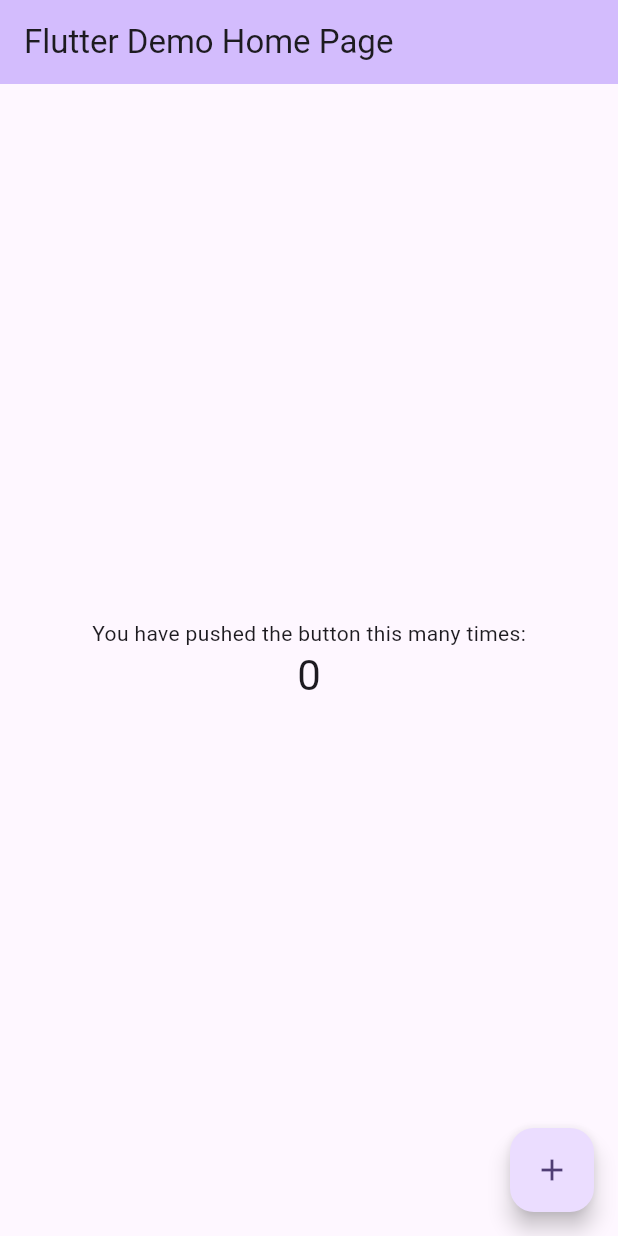
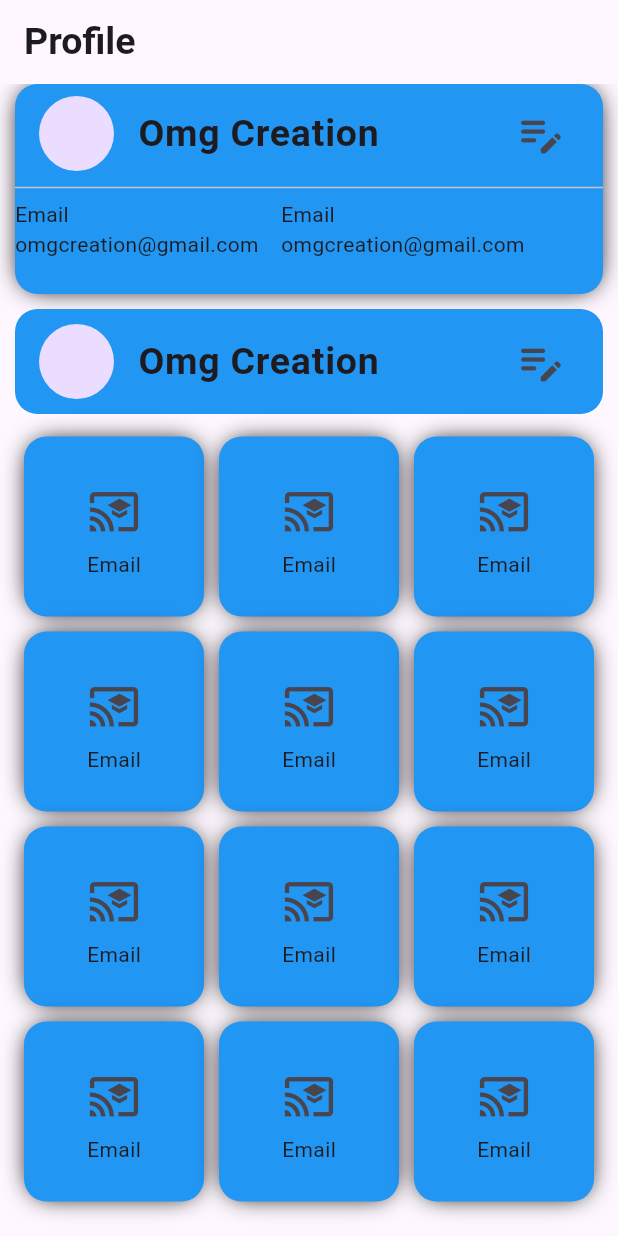
Before and after one commit to OmBharsakle/Resume-Builder-App, a Flutter app: the screen it shows after launch, on a phone screen of 412 x 824 dp. Run offline on Flutter 3.47's test engine with Material 3 defaults, Android fonts, the phone set to English and light mode, and no system bars.

Commit message:
19-05-2024

```diff
--- a/lib/main.dart
+++ b/lib/main.dart
@@ -1,125 +1,134 @@
 import 'package:flutter/material.dart';
 
 void main() {
-  runApp(const MyApp());
+  runApp(const Resume_Builder_App());
 }
 
-class MyApp extends StatelessWidget {
-  const MyApp({super.key});
+class Resume_Builder_App extends StatefulWidget {
+  const Resume_Builder_App({super.key});
 
-  // This widget is the root of your application.
+  @override
+  State<Resume_Builder_App> createState() => _Resume_Builder_AppState();
+}
+
+class _Resume_Builder_AppState extends State<Resume_Builder_App> {
   @override
   Widget build(BuildContext context) {
     return MaterialApp(
-      title: 'Flutter Demo',
-      theme: ThemeData(
-        // This is the theme of your application.
-        //
-        // TRY THIS: Try running your application with "flutter run". You'll see
-        // the application has a purple toolbar. Then, without quitting the app,
-        // try changing the seedColor in the colorScheme below to Colors.green
-        // and then invoke "hot reload" (save your changes or press the "hot
-        // reload" button in a Flutter-supported IDE, or press "r" if you used
-        // the command line to start the app).
-        //
-        // Notice that the counter didn't reset back to zero; the application
-        // state is not lost during the reload. To reset the state, use hot
-        // restart instead.
-        //
-        // This works for code too, not just values: Most code changes can be
-        // tested with just a hot reload.
-        colorScheme: ColorScheme.fromSeed(seedColor: Colors.deepPurple),
-        useMaterial3: true,
+      debugShowCheckedModeBanner: false,
+      home: Scaffold(
+        appBar: AppBar(
+          title: Text('Profile',style: TextStyle(fontWeight: FontWeight.w600,fontSize: 25),),
+        ),
+        body: Padding(
+          padding: const EdgeInsets.symmetric(horizontal: 10.0),
+          child: Column(
+            children: [
+              Container(
+                width: double.infinity,
+                height: 140,
+                decoration: BoxDecoration(
+                  boxShadow: [
+                    BoxShadow(
+                      color: Color(0xFF000000).withOpacity(1),
+                      offset: Offset(0, 0),
+                      blurRadius: 13,
+                      spreadRadius: -3,
+                    ),
+                  ],
+                  borderRadius: BorderRadius.circular(15),
+                  color: Colors.blue,
+                ),
+                child: Column(
+                  // mainAxisAlignment: MainAxisAlignment.start,
+                  // crossAxisAlignment: CrossAxisAlignment.start,
+                  children: [
+                    SizedBox(height: 5,),
+                    ListTile(
+                      leading: CircleAvatar(
+                        radius: 25,
+                      ),
+                      title: Text('Omg Creation',style: TextStyle(fontWeight: FontWeight.w600,fontSize: 25),),
+                      trailing: Icon(Icons.edit_note_rounded,size: 35,),
+                    ),
+                    Divider(),
+                    Row(
+                      children: [
+                        Column(
+                          crossAxisAlignment: CrossAxisAlignment.start,
+                          children: [
+                            Text('Email'),
+                            Text('omgcreation@gmail.com'),
+                          ],
+                        ),
+                        SizedBox(width: 15,),
+                        Column(
+                          crossAxisAlignment: CrossAxisAlignment.start,
+                          children: [
+                            Text('Email'),
+                            Text('omgcreation@gmail.com'),
+                          ],
+                        ),
+                      ],
+                    )
+                  ],
+                ),
+              ),
+              SizedBox(height: 10,),
+              Container(
+                width: double.infinity,
+                height: 70,
+                decoration: BoxDecoration(
+                  borderRadius: BorderRadius.circular(15),
+                  color: Colors.blue,
+                ),
+                alignment: Alignment.center,
+                child: ListTile(
+                  leading: CircleAvatar(
+                    radius: 25,
+                  ),
+                  title: Text('Omg Creation',style: TextStyle(fontWeight: FontWeight.w600,fontSize: 25),),
+                  trailing: Icon(Icons.edit_note_rounded,size: 35,),
+                ),
+              ),
+              SizedBox(height: 10,),
+              Wrap(
+                children: [
+                  ...List.generate(12, (index) => Container(
+                    margin: EdgeInsets.all(5),
+                    width: 120,
+                    height: 120,
+                    decoration: BoxDecoration(
+                      borderRadius: BorderRadius.circular(15),
+                      color: Colors.blue,
+                      boxShadow: [
+                        BoxShadow(
+                          color: Color(0xFF000000).withOpacity(1),
+                          offset: Offset(0, 0),
+                          blurRadius: 13,
+                          spreadRadius: -3,
+                        ),
+                      ]
+                    ),
+                    child: Column(
+                      mainAxisAlignment: MainAxisAlignment.center,
+                      children: [
+                        IconButton(
+                          onPressed: () {
+
+                          },
+                          icon: Icon(Icons.cast_for_education,size: 35,),
+                        ),
+                        Text('Email'),
+                      ],
+                    ),
+                  ),),
+                ],
+              )
+            ],
+          ),
+        ),
       ),
-      home: const MyHomePage(title: 'Flutter Demo Home Page'),
     );
   }
 }
-
-class MyHomePage extends StatefulWidget {
-  const MyHomePage({super.key, required this.title});
-
-  // This widget is the home page of your application. It is stateful, meaning
-  // that it has a State object (defined below) that contains fields that affect
-  // how it looks.
-
-  // This class is the configuration for the state. It holds the values (in this
-  // case the title) provided by the parent (in this case the App widget) and
-  // used by the build method of the State. Fields in a Widget subclass are
-  // always marked "final".
-
-  final String title;
-
-  @override
-  State<MyHomePage> createState() => _MyHomePageState();
-}
-
-class _MyHomePageState extends State<MyHomePage> {
-  int _counter = 0;
-
-  void _incrementCounter() {
-    setState(() {
-      // This call to setState tells the Flutter framework that something has
-      // changed in this State, which causes it to rerun the build method below
-      // so that the display can reflect the updated values. If we changed
-      // _counter without calling setState(), then the build method would not be
-      // called again, and so nothing would appear to happen.
-      _counter++;
-    });
-  }
-
-  @override
-  Widget build(BuildContext context) {
-    // This method is rerun every time setState is called, for instance as done
-    // by the _incrementCounter method above.
-    //
-    // The Flutter framework has been optimized to make rerunning build methods
-    // fast, so that you can just rebuild anything that needs updating rather
-    // than having to individually change instances of widgets.
-    return Scaffold(
-      appBar: AppBar(
-        // TRY THIS: Try changing the color here to a specific color (to
-        // Colors.amber, perhaps?) and trigger a hot reload to see the AppBar
-        // change color while the other colors stay the same.
-        backgroundColor: Theme.of(context).colorScheme.inversePrimary,
-        // Here we take the value from the MyHomePage object that was created by
-        // the App.build method, and use it to set our appbar title.
-        title: Text(widget.title),
-      ),
-      body: Center(
-        // Center is a layout widget. It takes a single child and positions it
-        // in the middle of the parent.
-        child: Column(
-          // Column is also a layout widget. It takes a list of children and
-          // arranges them vertically. By default, it sizes itself to fit its
-          // children horizontally, and tries to be as tall as its parent.
-          //
-          // Column has various properties to control how it sizes itself and
-          // how it positions its children. Here we use mainAxisAlignment to
-          // center the children vertically; the main axis here is the vertical
-          // axis because Columns are vertical (the cross axis would be
-          // horizontal).
-          //
-          // TRY THIS: Invoke "debug painting" (choose the "Toggle Debug Paint"
-          // action in the IDE, or press "p" in the console), to see the
-          // wireframe for each widget.
-          mainAxisAlignment: MainAxisAlignment.center,
-          children: <Widget>[
-            const Text(
-              'You have pushed the button this many times:',
-            ),
-            Text(
-              '$_counter',
-              style: Theme.of(context).textTheme.headlineMedium,
-            ),
-          ],
-        ),
-      ),
-      floatingActionButton: FloatingActionButton(
-        onPressed: _incrementCounter,
-        tooltip: 'Increment',
-        child: const Icon(Icons.add),
-      ), // This trailing comma makes auto-formatting nicer for build methods.
-    );
-  }
-}
```
Also changed, not shown: 1 other file.
